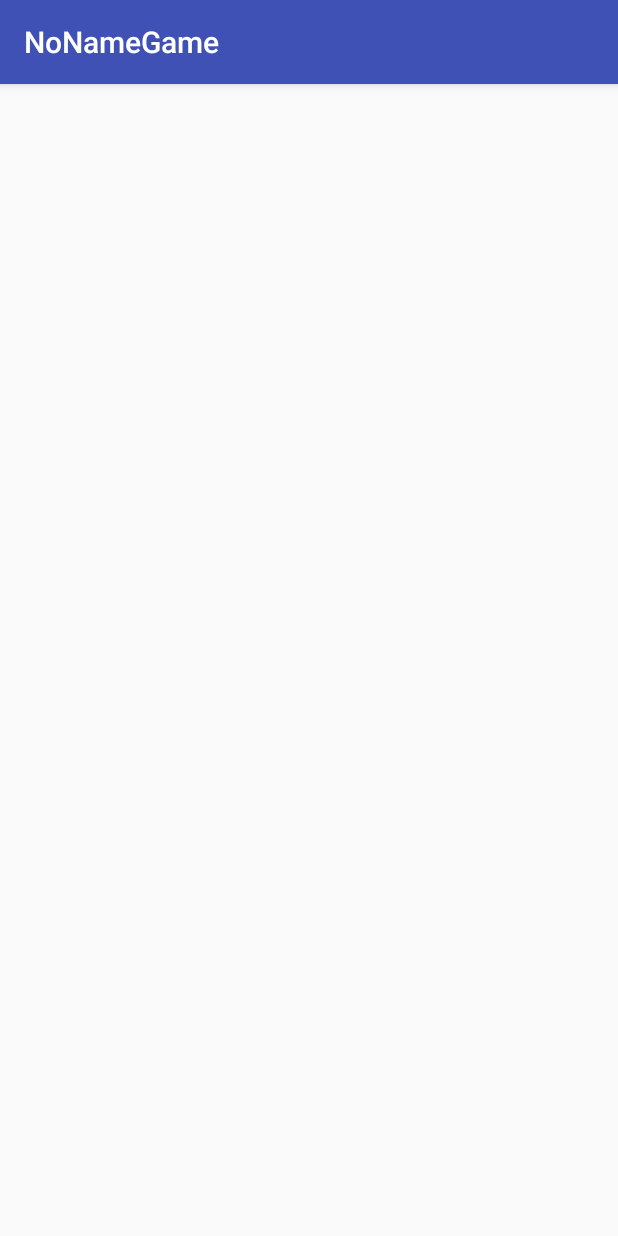
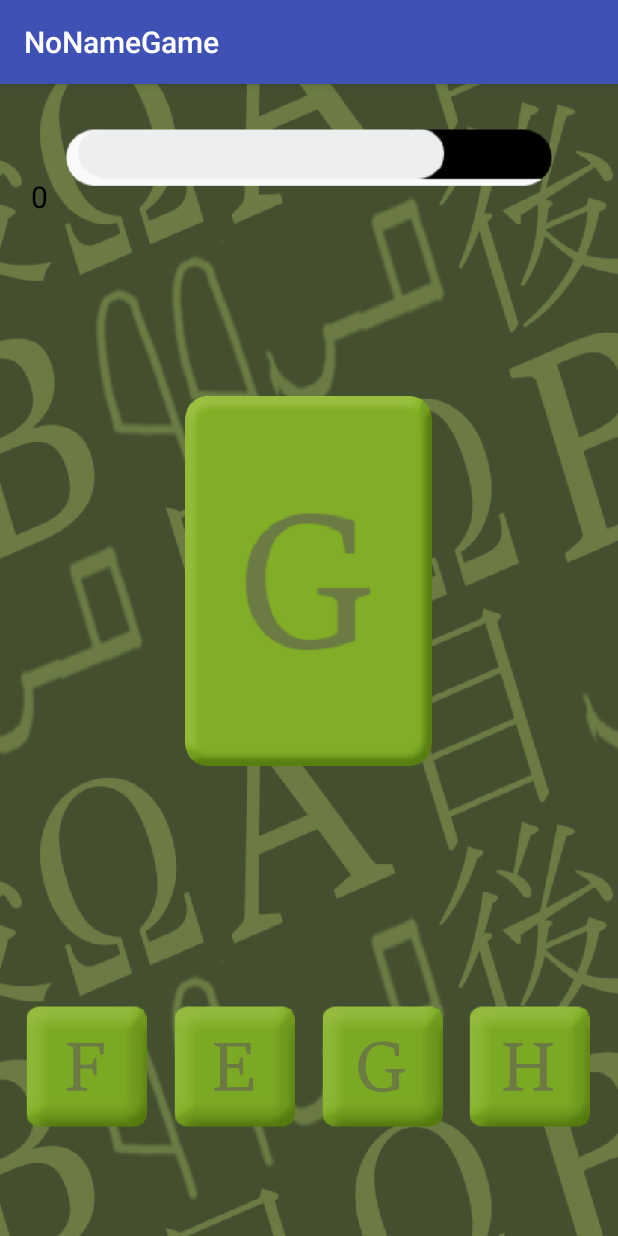
Before and after one commit to Roumaan/NoNameGame, an Android app: the screen it shows after launch (MainActivity), on a phone screen of 412 x 824 dp. Run offline under Robolectric (Android 15) with nearby library versions, the phone set to English and light mode, and no system bars.

Commit message:
Some shit fixed

```diff
--- a/app/src/main/java/ru/roumaan/nonamegame/MainActivity.java
+++ b/app/src/main/java/ru/roumaan/nonamegame/MainActivity.java
@@ -8,7 +8,7 @@ public class MainActivity extends AppCompatActivity {
     @Override
     protected void onCreate(Bundle savedInstanceState) {
         super.onCreate(savedInstanceState);
-        StandardCampaignPlayer egypt = new StandardCampaignPlayer(this, 50000);
+        StandartCampaignPlayer egypt = new StandartCampaignPlayer(this, 50000);
         setContentView(egypt);
     }
 }
--- /dev/null
+++ b/app/src/main/java/ru/roumaan/nonamegame/StandartBackground.java
@@ -0,0 +1,27 @@
+package ru.roumaan.nonamegame;
+
+import android.content.Context;
+import android.graphics.Bitmap;
+import android.graphics.BitmapFactory;
+
+
+
+public class StandartBackground extends Background {
+
+    public StandartBackground(Context context, int width, int height) {
+
+        this.context = context;
+
+        w = width;
+        h = height;
+
+        bitmap = BitmapFactory.decodeResource(
+                context.getResources(),
+                R.drawable.standart_background);
+        bitmap = Bitmap.createScaledBitmap(bitmap, w, h, false);
+
+        createSprite();
+
+    }
+
+}
--- /dev/null
+++ b/app/src/main/java/ru/roumaan/nonamegame/StandartBoard.java
@@ -0,0 +1,60 @@
+package ru.roumaan.nonamegame;
+
+import android.content.Context;
+import android.graphics.Bitmap;
+import android.graphics.BitmapFactory;
+import android.util.DisplayMetrics;
+import android.util.Log;
+
+public class StandartBoard extends Board {
+
+    DisplayMetrics displaymetrics;
+
+    public StandartBoard (Context context, int width, int height) {
+
+        this.context = context;
+
+        displaymetrics = context.getResources().getDisplayMetrics();
+
+        boardBitmap = BitmapFactory.decodeResource(
+                context.getResources(),
+                R.drawable.standart_board);
+
+
+
+        boardW = (int) (width*0.4);
+        boardH = (int) (boardW*1.5);
+
+        boardX = (width - boardW)/2;
+        boardY = (height - boardH)*0.4;
+
+        boardBitmap = Bitmap.createScaledBitmap(boardBitmap, boardW, boardH, false);
+
+        symbolW = (int) (boardW/1.5);
+        symbolH = symbolW;
+
+        symbolX = boardX+(boardW-symbolW)/2;
+        symbolY = boardY+(boardH-symbolH)/2;
+
+
+
+        symbolsBitmaps = new Bitmap[10];
+        int j = 0;
+        for (String i:
+                context.getResources().getStringArray(R.array.standart_symbols)) {
+            int resID = context.getResources().getIdentifier(i, "drawable", context.getPackageName());
+            Bitmap symbolBitmap = BitmapFactory.decodeResource(
+                    context.getResources(),
+                    resID);
+            Log.i("button", Integer.toString(resID));
+            Log.i("button", context.getPackageName());
+            Log.i("button", i);
+            symbolBitmap = Bitmap.createScaledBitmap(symbolBitmap, symbolW, symbolH, false);
+            symbolsBitmaps[j] = symbolBitmap;
+            j++;
+        }
+
+        create();
+    }
+
+}
--- /dev/null
+++ b/app/src/main/java/ru/roumaan/nonamegame/StandartButtons.java
@@ -0,0 +1,54 @@
+package ru.roumaan.nonamegame;
+
+import android.content.Context;
+import android.graphics.Bitmap;
+import android.graphics.BitmapFactory;
+import android.util.Log;
+
+public class StandartButtons extends   Buttons {
+
+    public StandartButtons (Context context, int width, int height) {
+        this.context = context;
+
+        buttonsBitmap = BitmapFactory.decodeResource(
+                context.getResources(),
+                R.drawable.standart_button);
+
+        button_width = (int) (width*0.20);
+        button_height = button_width;
+
+        buttonsBitmap = Bitmap.createScaledBitmap(buttonsBitmap, button_width,  button_height, false);
+
+        button1X = (int) (width * 0.04);
+        button1Y = (int) (height * 0.8);
+
+        button2X = (int) (width * 0.08 + button_width);
+        button2Y = (int) (height * 0.8);
+
+        button3X = (int) (width * 0.12 + button_width * 2);
+        button3Y = (int) (height * 0.8);
+
+        button4X = (int) (width * 0.16 + button_width * 3);
+        button4Y = (int) (height * 0.8);
+
+
+        String[] names = context.getResources().getStringArray(R.array.standart_symbols);
+        symbolsBitmaps = new Bitmap[names.length];
+
+        for (int i = 0; i < names.length; i++) {
+            int resID = context.getResources().getIdentifier(names[i], "drawable", context.getPackageName());
+            Bitmap symbolBitmap = BitmapFactory.decodeResource(
+                    context.getResources(),
+                    resID);
+            Log.i("button", Integer.toString(resID));
+            Log.i("button", context.getPackageName());
+            Log.i("button", names[i]);
+            symbolBitmap = Bitmap.createScaledBitmap(symbolBitmap, (int) (button_width * 0.5), (int) (button_height * 0.5), false);
+            symbolsBitmaps[i] = symbolBitmap;
+        }
+
+        create();
+    }
+
+
+}
```
Also changed, not shown: app/src/main/java/ru/roumaan/nonamegame/StandardBackground.java (added, +27 -0 lines), app/src/main/java/ru/roumaan/nonamegame/StandardBoard.java (added, +60 -0 lines), app/src/main/java/ru/roumaan/nonamegame/StandardButtons.java (added, +54 -0 lines), app/src/main/java/ru/roumaan/nonamegame/StandardCampaignPlayer.java (added, +152 -0 lines).
